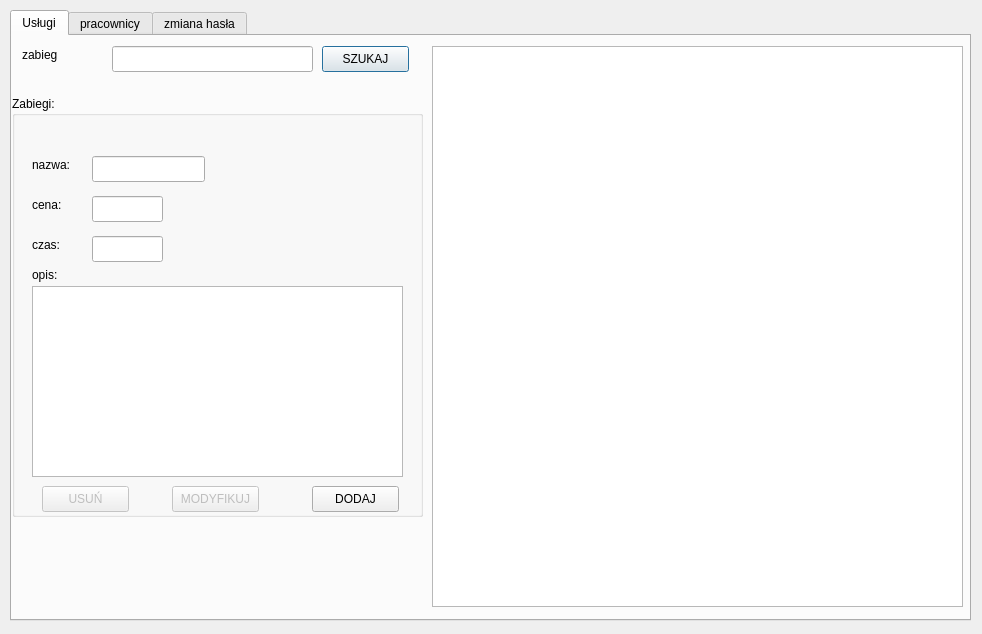
First picture: the form in program.ui, repository eKrzaczkowska/BazyDanych, before the edit.
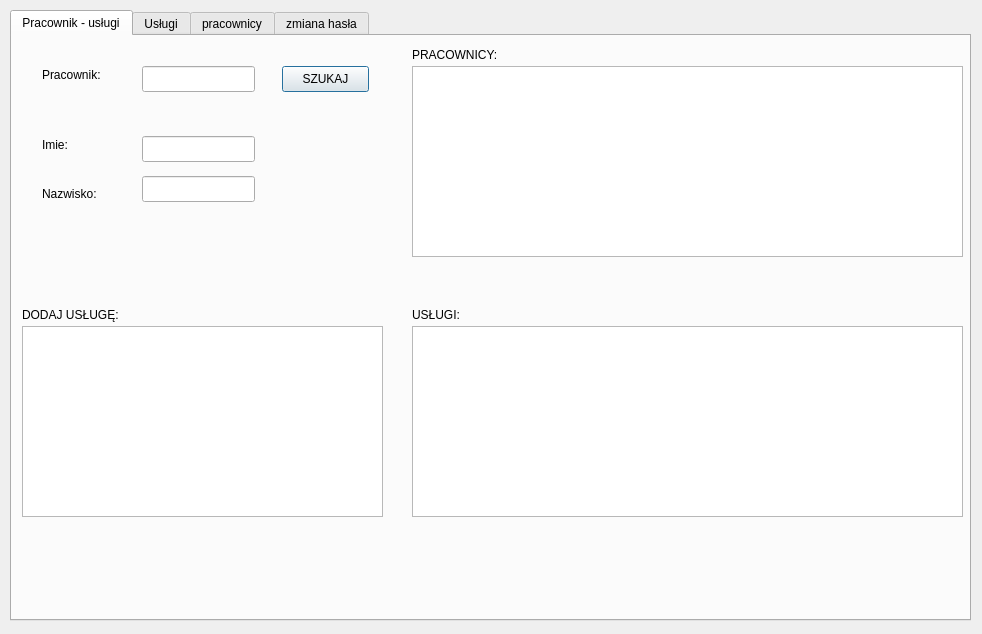
Second picture: the form after the edit. Icons and pictures are not drawn.

Commit message: adding pracownik-uslugi

Diff of the .ui file:
```diff
--- a/program.ui
+++ b/program.ui
@@ -31,6 +31,165 @@
    <property name="currentIndex">
     <number>0</number>
    </property>
+   <widget class="QWidget" name="tab_2">
+    <attribute name="title">
+     <string>Pracownik - usługi</string>
+    </attribute>
+    <widget class="QLineEdit" name="txtPUSzukaj">
+     <property name="geometry">
+      <rect>
+       <x>130</x>
+       <y>30</y>
+       <width>113</width>
+       <height>26</height>
+      </rect>
+     </property>
+    </widget>
+    <widget class="QLabel" name="label_18">
+     <property name="geometry">
+      <rect>
+       <x>30</x>
+       <y>30</y>
+       <width>91</width>
+       <height>18</height>
+      </rect>
+     </property>
+     <property name="text">
+      <string>Pracownik:</string>
+     </property>
+    </widget>
+    <widget class="QPushButton" name="btnPUSzukaj">
+     <property name="geometry">
+      <rect>
+       <x>270</x>
+       <y>30</y>
+       <width>87</width>
+       <height>26</height>
+      </rect>
+     </property>
+     <property name="text">
+      <string>SZUKAJ</string>
+     </property>
+    </widget>
+    <widget class="QTableView" name="dgPUPracownicy">
+     <property name="geometry">
+      <rect>
+       <x>400</x>
+       <y>30</y>
+       <width>551</width>
+       <height>191</height>
+      </rect>
+     </property>
+    </widget>
+    <widget class="QLabel" name="label_19">
+     <property name="geometry">
+      <rect>
+       <x>400</x>
+       <y>10</y>
+       <width>131</width>
+       <height>18</height>
+      </rect>
+     </property>
+     <property name="text">
+      <string>PRACOWNICY:</string>
+     </property>
+    </widget>
+    <widget class="QTableView" name="dgPUUslugi">
+     <property name="geometry">
+      <rect>
+       <x>400</x>
+       <y>290</y>
+       <width>551</width>
+       <height>191</height>
+      </rect>
+     </property>
+     <property name="autoFillBackground">
+      <bool>false</bool>
+     </property>
+    </widget>
+    <widget class="QLabel" name="label_20">
+     <property name="geometry">
+      <rect>
+       <x>400</x>
+       <y>270</y>
+       <width>131</width>
+       <height>18</height>
+      </rect>
+     </property>
+     <property name="text">
+      <string>USŁUGI:</string>
+     </property>
+    </widget>
+    <widget class="QTableView" name="dgPUDodajUsluge">
+     <property name="geometry">
+      <rect>
+       <x>10</x>
+       <y>290</y>
+       <width>361</width>
+       <height>191</height>
+      </rect>
+     </property>
+    </widget>
+    <widget class="QLabel" name="label_21">
+     <property name="geometry">
+      <rect>
+       <x>10</x>
+       <y>270</y>
+       <width>131</width>
+       <height>18</height>
+      </rect>
+     </property>
+     <property name="text">
+      <string>DODAJ USŁUGĘ:</string>
+     </property>
+    </widget>
+    <widget class="QLabel" name="label_22">
+     <property name="geometry">
+      <rect>
+       <x>30</x>
+       <y>100</y>
+       <width>66</width>
+       <height>18</height>
+      </rect>
+     </property>
+     <property name="text">
+      <string>Imie:</string>
+     </property>
+    </widget>
+    <widget class="QLabel" name="label_23">
+     <property name="geometry">
+      <rect>
+       <x>30</x>
+       <y>150</y>
+       <width>71</width>
+       <height>16</height>
+      </rect>
+     </property>
+     <property name="text">
+      <string>Nazwisko:</string>
+     </property>
+    </widget>
+    <widget class="QLineEdit" name="txtPUImie">
+     <property name="geometry">
+      <rect>
+       <x>130</x>
+       <y>100</y>
+       <width>113</width>
+       <height>26</height>
+      </rect>
+     </property>
+    </widget>
+    <widget class="QLineEdit" name="txtPUNazwisko">
+     <property name="geometry">
+      <rect>
+       <x>130</x>
+       <y>140</y>
+       <width>113</width>
+       <height>26</height>
+      </rect>
+     </property>
+    </widget>
+   </widget>
    <widget class="QWidget" name="tab">
     <attribute name="title">
      <string>Usługi</string>
```
The commit also changes 3 other files.
